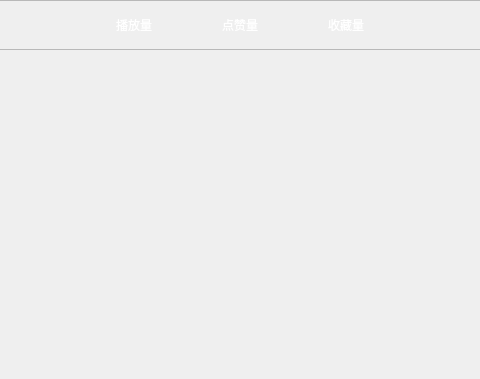
Above: VideoPlayer/creator/analydata/DataAnalysis.ui from huizhang556/pc-video-player before the change; both pictures show x 162 to 642 and y 0 to 379 of the 804 by 491 pixel window. Below: the same form after it.
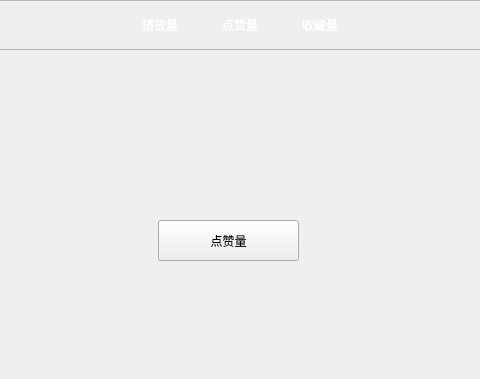
That is the form after the change.

```diff
--- a/VideoPlayer/creator/analydata/DataAnalysis.ui
+++ b/VideoPlayer/creator/analydata/DataAnalysis.ui
@@ -77,6 +77,9 @@
         <enum>QFrame::Raised</enum>
        </property>
        <layout class="QHBoxLayout" name="horizontalLayout">
+        <property name="spacing">
+         <number>30</number>
+        </property>
         <property name="leftMargin">
          <number>0</number>
         </property>
@@ -106,14 +109,14 @@
          <widget class="QPushButton" name="pushButton_playcount">
           <property name="minimumSize">
            <size>
-            <width>100</width>
-            <height>46</height>
+            <width>50</width>
+            <height>28</height>
            </size>
           </property>
           <property name="maximumSize">
            <size>
-            <width>16777215</width>
-            <height>46</height>
+            <width>50</width>
+            <height>28</height>
            </size>
           </property>
           <property name="text">
@@ -125,14 +128,14 @@
          <widget class="QPushButton" name="pushButton_likecount">
           <property name="minimumSize">
            <size>
-            <width>100</width>
-            <height>46</height>
+            <width>50</width>
+            <height>28</height>
            </size>
           </property>
           <property name="maximumSize">
            <size>
-            <width>16777215</width>
-            <height>46</height>
+            <width>50</width>
+            <height>28</height>
            </size>
           </property>
           <property name="text">
@@ -144,14 +147,14 @@
          <widget class="QPushButton" name="pushButton_collectcount">
           <property name="minimumSize">
            <size>
-            <width>100</width>
-            <height>46</height>
+            <width>50</width>
+            <height>28</height>
            </size>
           </property>
           <property name="maximumSize">
            <size>
-            <width>16777215</width>
-            <height>46</height>
+            <width>50</width>
+            <height>28</height>
            </size>
           </property>
           <property name="text">
@@ -176,9 +179,55 @@
       </widget>
      </item>
      <item>
-      <widget class="QStackedWidget" name="stackedWidget">
-       <widget class="QWidget" name="page"/>
-       <widget class="QWidget" name="page_2"/>
+      <widget class="QStackedWidget" name="stackedWidget_contents">
+       <property name="currentIndex">
+        <number>1</number>
+       </property>
+       <widget class="QWidget" name="page_playcounts">
+        <widget class="QPushButton" name="pushButton">
+         <property name="geometry">
+          <rect>
+           <x>350</x>
+           <y>140</y>
+           <width>141</width>
+           <height>41</height>
+          </rect>
+         </property>
+         <property name="text">
+          <string>播放量</string>
+         </property>
+        </widget>
+       </widget>
+       <widget class="QWidget" name="page_likecounts">
+        <widget class="QPushButton" name="pushButton_2">
+         <property name="geometry">
+          <rect>
+           <x>320</x>
+           <y>170</y>
+           <width>141</width>
+           <height>41</height>
+          </rect>
+         </property>
+         <property name="text">
+          <string>点赞量</string>
+         </property>
+        </widget>
+       </widget>
+       <widget class="QWidget" name="page_colcounts">
+        <widget class="QPushButton" name="pushButton_3">
+         <property name="geometry">
+          <rect>
+           <x>320</x>
+           <y>180</y>
+           <width>141</width>
+           <height>51</height>
+          </rect>
+         </property>
+         <property name="text">
+          <string>收藏量</string>
+         </property>
+        </widget>
+       </widget>
       </widget>
      </item>
     </layout>
```
